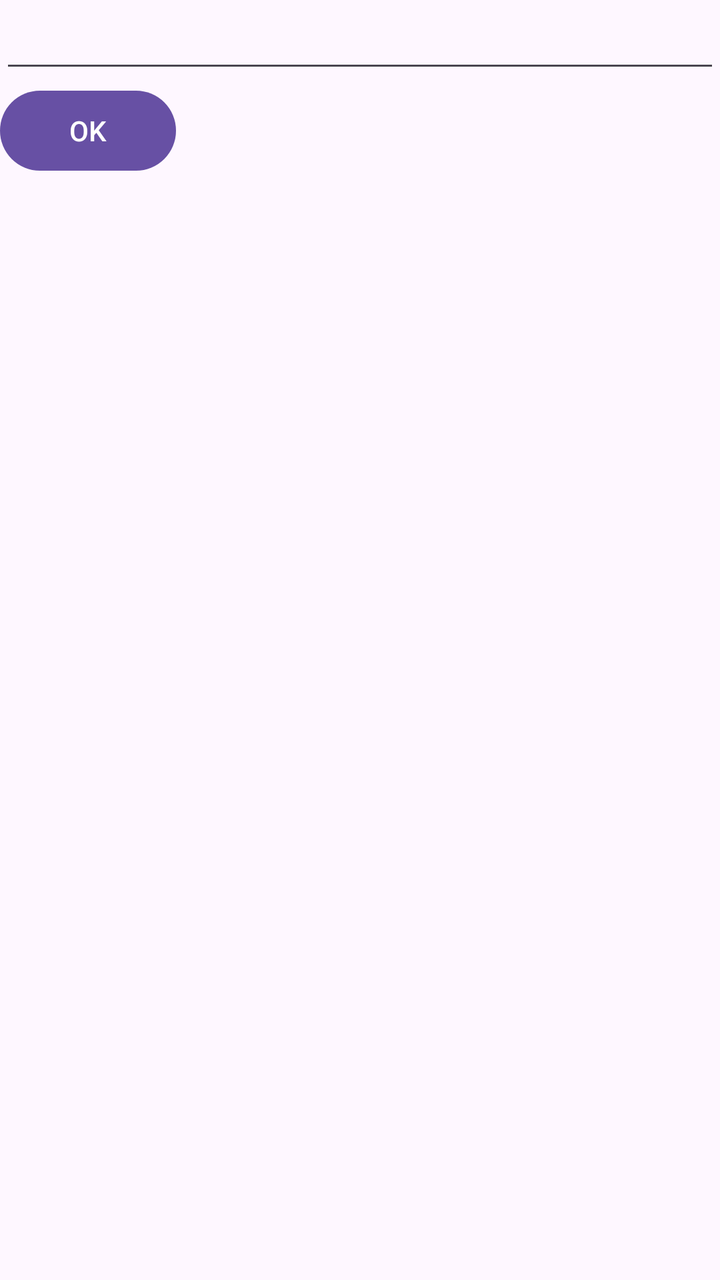
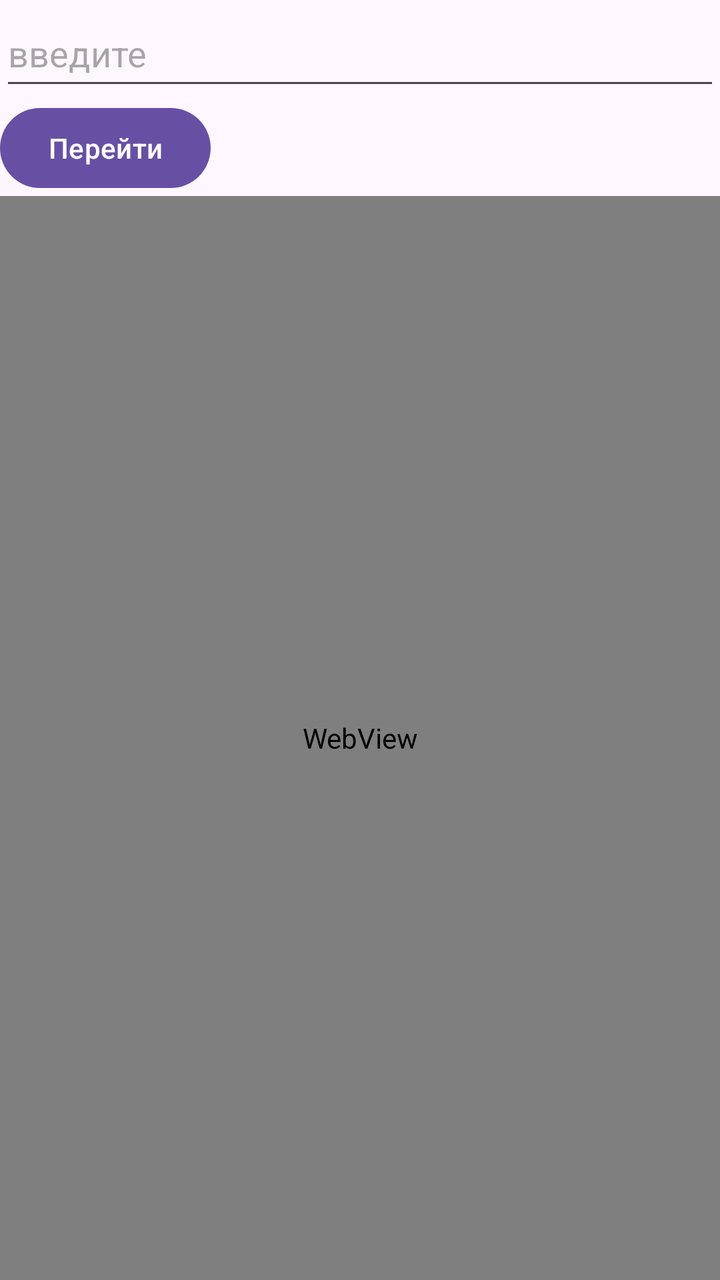

The first picture is an Android layout as it rendered before a commit; the second is the same layout after the commit. The layout source and the unified diff follow.
<!-- AndroidManifest.xml: application theme Theme.First_Android_Project -->
<!-- res/layout/activity_main.xml -->
<?xml version="1.0" encoding="utf-8"?>
<LinearLayout xmlns:android="http://schemas.android.com/apk/res/android"
    xmlns:tools="http://schemas.android.com/tools"
    xmlns:app="http://schemas.android.com/apk/res-auto"
    android:id="@+id/main"
    android:layout_width="match_parent"
    android:layout_height="wrap_content"
    android:layout_marginTop="50dp"
    android:orientation="vertical"
    tools:context=".MainActivity">


    <EditText
        android:id="@+id/editText"
        android:layout_width="match_parent"
        android:layout_height="wrap_content" />

    <Button
        android:id="@+id/ok"
        android:layout_width="wrap_content"
        android:layout_height="wrap_content"
        android:text="@string/ok" />

    <ListView
        android:id="@+id/list"
        android:layout_width="match_parent"
        android:layout_height="wrap_content" />


    <androidx.recyclerview.widget.RecyclerView
        android:id="@+id/list2"
        android:layout_width="match_parent"
        android:layout_height="wrap_content"
        app:layoutManager="androidx.recyclerview.widget.LinearLayoutManager"/>

</LinearLayout>
<!-- resources referenced by this layout -->
<resources>
  <string name="ok" translatable="false">OK</string>
  <style name="Theme.First_Android_Project" parent="Base.Theme.First_Android_Project" />
  <style name="Base.Theme.First_Android_Project" parent="Theme.Material3.DayNight.NoActionBar">
          
          
      </style>
</resources>

<!-- the commit's change to res/layout/activity_main.xml (unified diff, before → after) -->
@@ -4,33 +4,30 @@
     xmlns:app="http://schemas.android.com/apk/res-auto"
     android:id="@+id/main"
     android:layout_width="match_parent"
-    android:layout_height="wrap_content"
+    android:layout_height="match_parent"
     android:layout_marginTop="50dp"
     android:orientation="vertical"
     tools:context=".MainActivity">
 
-
     <EditText
         android:id="@+id/editText"
         android:layout_width="match_parent"
-        android:layout_height="wrap_content" />
+        android:layout_height="50dp"
+        android:hint="введите "
+         />
 
     <Button
-        android:id="@+id/ok"
+        android:id="@+id/button"
         android:layout_width="wrap_content"
         android:layout_height="wrap_content"
-        android:text="@string/ok" />
+        android:text="Перейти"/>
 
-    <ListView
-        android:id="@+id/list"
+    <WebView
+        android:id="@+id/webview"
         android:layout_width="match_parent"
-        android:layout_height="wrap_content" />
+        android:layout_height="match_parent"
+        />
 
 
-    <androidx.recyclerview.widget.RecyclerView
-        android:id="@+id/list2"
-        android:layout_width="match_parent"
-        android:layout_height="wrap_content"
-        app:layoutManager="androidx.recyclerview.widget.LinearLayoutManager"/>
 
 </LinearLayout>
<!-- resource entries referenced after the edit -->
@@ -1,6 +1,5 @@
 <!-- resources referenced by this layout -->
 <resources>
-  <string name="ok" translatable="false">OK</string>
   <style name="Theme.First_Android_Project" parent="Base.Theme.First_Android_Project" />
   <style name="Base.Theme.First_Android_Project" parent="Theme.Material3.DayNight.NoActionBar">
           
